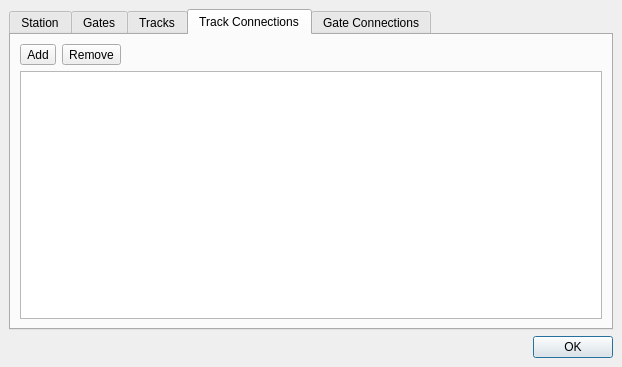
The window that src/stations/manager/stations/dialogs/stationeditdialog.ui (gfgit/ModelRailroadTimetablePlanner) describes before a commit, drawn with Qt 5.
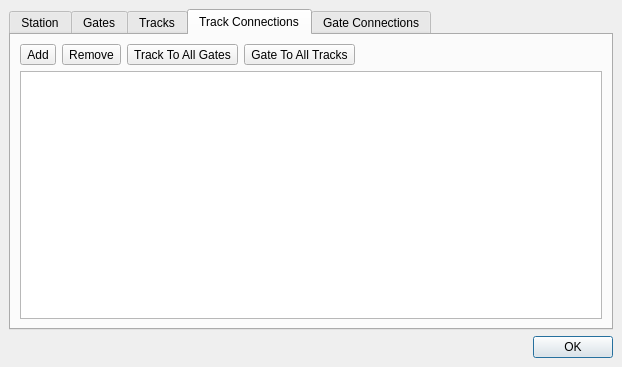
The same window after the commit. The open tabs and pages were chosen to show the change.

Commit message: StationEditDialog: support new track connections modes

Diff of the .ui file:
```diff
--- a/src/stations/manager/stations/dialogs/stationeditdialog.ui
+++ b/src/stations/manager/stations/dialogs/stationeditdialog.ui
@@ -279,6 +279,20 @@
            </property>
           </widget>
          </item>
+         <item>
+          <widget class="QToolButton" name="trackToAllGatesBut">
+           <property name="text">
+            <string>Track To All Gates</string>
+           </property>
+          </widget>
+         </item>
+         <item>
+          <widget class="QToolButton" name="gateToAllTracksBut">
+           <property name="text">
+            <string>Gate To All Tracks</string>
+           </property>
+          </widget>
+         </item>
          <item>
           <spacer name="horizontalSpacer_3">
            <property name="orientation">
```
The commit also changes 2 other files.
